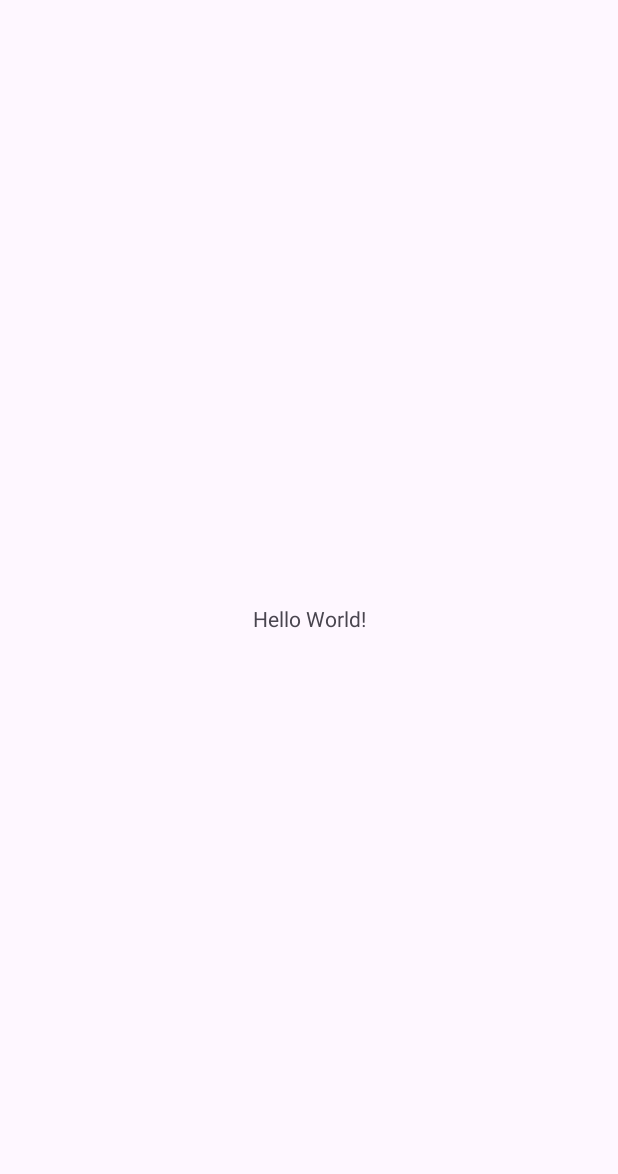
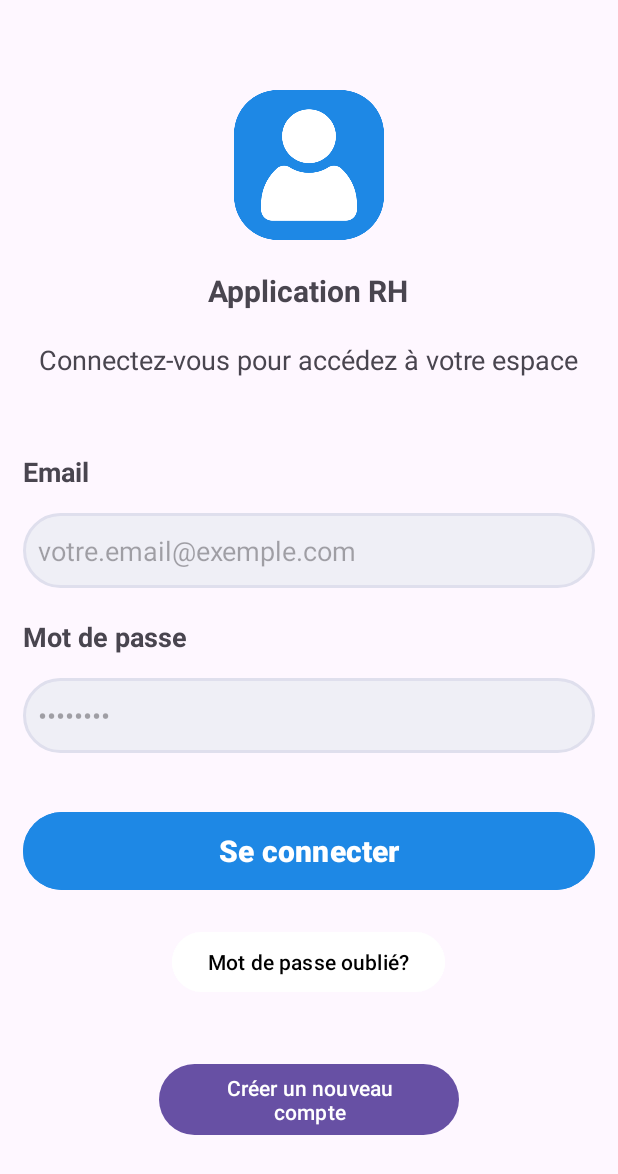
Before and after one commit to LamyaeHamdaoui/AppRH_Android, an Android app: the screen it shows after launch (MainActivity), on a phone screen of 412 x 824 dp. Before the commit the part shown is almost empty. Shown: the top 1174 px of the screen. Run offline under Robolectric (Android 15) with nearby library versions, the phone set to English and light mode, and no system bars.

Commit message:
i create a login interface

```diff
--- /dev/null
+++ b/app/src/main/res/drawable/border.xml
@@ -0,0 +1,10 @@
+<?xml version="1.0" encoding="utf-8"?>
+<shape xmlns:android="http://schemas.android.com/apk/res/android"  android:shape="rectangle">
+    <stroke
+        android:width="2dp"
+        android:color="#DFDFED" />
+
+    <solid android:color="#EFEFF6" />
+
+    <corners android:radius="25dp" />
+</shape>
--- /dev/null
+++ b/app/src/main/res/drawable/border_button.xml
@@ -0,0 +1,8 @@
+<?xml version="1.0" encoding="utf-8"?>
+<shape xmlns:android="http://schemas.android.com/apk/res/android"
+    android:shape="rectangle">
+
+    <solid android:color="@color/blue" />
+
+    <corners android:radius="10dp" />
+</shape>
--- a/app/src/main/res/layout/activity_main.xml
+++ b/app/src/main/res/layout/activity_main.xml
@@ -6,14 +6,100 @@
     android:layout_width="match_parent"
     android:layout_height="match_parent"
     tools:context=".MainActivity">
+    <ScrollView
+        android:layout_width="match_parent"
+        android:layout_height="match_parent">
+        <LinearLayout
+            android:layout_width="match_parent"
+            android:layout_height="match_parent"
+            android:orientation="vertical">
+            <ImageView
+                android:layout_width="100dp"
+                android:layout_height="100dp"
+                android:src="@drawable/user"
+                android:layout_gravity="center"
+                android:scaleType="centerCrop"
+                android:layout_marginTop="60dp"/>
+            <TextView
+                android:layout_width="wrap_content"
+                android:layout_height="wrap_content"
+                android:layout_gravity="center_horizontal"
+                android:text="Application RH"
+                android:layout_marginTop="20dp"
+                android:textSize="20dp"
+                android:textStyle="bold"/>
+            <TextView
+                android:layout_width="wrap_content"
+                android:layout_height="wrap_content"
+                android:layout_gravity="center_horizontal"
+                android:text="Connectez-vous pour accédez à votre espace"
+                android:layout_marginTop="20dp"
+                android:textSize="18dp"/>
+            <TextView
+                android:layout_width="match_parent"
+                android:layout_height="wrap_content"
+                android:text="Email"
+                android:textSize="18dp"
+                android:textStyle="bold"
+                android:layout_marginLeft="15dp"
+                android:layout_marginTop="50dp"/>
+            <EditText
+                android:layout_width="match_parent"
+                android:layout_height="50dp"
+                android:hint="votre.email@exemple.com"
+                android:layout_marginLeft="15dp"
+                android:layout_marginRight="15dp"
+                android:background="@drawable/border"
+                android:padding="10dp"
+                android:textSize="18dp"
+                android:layout_marginTop="15dp"/>
+            <TextView
+                android:layout_width="match_parent"
+                android:layout_height="wrap_content"
+                android:text="Mot de passe"
+                android:textSize="18dp"
+                android:textStyle="bold"
+                android:layout_marginLeft="15dp"
+                android:layout_marginTop="20dp"/>
+            <EditText
+                android:layout_width="match_parent"
+                android:layout_height="50dp"
+                android:hint="••••••••"
+                android:layout_marginLeft="15dp"
+                android:layout_marginRight="15dp"
+                android:background="@drawable/border"
+                android:layout_marginTop="15dp"
+                android:padding="10dp"
+                android:textSize="18dp"/>
+            <Button
+                android:layout_width="match_parent"
+                android:layout_height="60dp"
+                android:text="Se connecter"
+                android:backgroundTint="@color/blue"
+                android:textStyle="bold"
+                android:textSize="20dp"
+                android:textColor="#FFFFFF"
+                android:layout_marginLeft="15dp"
+                android:layout_marginRight="15dp"
+                android:layout_marginTop="35dp"
+                />
+                <Button
+                    android:layout_width="wrap_content"
+                    android:layout_height="wrap_content"
+                    android:layout_gravity="center_horizontal"
+                    android:text="Mot de passe oublié?"
+                    android:backgroundTint="@color/white"
+                    android:textColor="@color/black"
+                    android:layout_marginTop="20dp"
+                    />
+            <Button
+                android:layout_width="200dp"
+                android:layout_height="wrap_content"
+                android:layout_gravity="center_horizontal"
+                android:text="Créer un nouveau compte"
+                android:layout_marginTop="40dp"/>
+            </LinearLayout>
+    </ScrollView>
 
-    <TextView
-        android:layout_width="wrap_content"
-        android:layout_height="wrap_content"
-        android:text="Hello World!"
-        app:layout_constraintBottom_toBottomOf="parent"
-        app:layout_constraintEnd_toEndOf="parent"
-        app:layout_constraintStart_toStartOf="parent"
-        app:layout_constraintTop_toTopOf="parent" />
 
 </androidx.constraintlayout.widget.ConstraintLayout>
--- a/app/src/main/res/values/colors.xml
+++ b/app/src/main/res/values/colors.xml
@@ -2,4 +2,7 @@
 <resources>
     <color name="black">#FF000000</color>
     <color name="white">#FFFFFFFF</color>
+    <color name="blue">#1E88E5</color>
+    <color name="blue_hover">#1976D2</color>
+    <color name="red">#FF0000</color>
 </resources>
```
Also changed, not shown: app/src/main/res/drawable/user.png (added).
